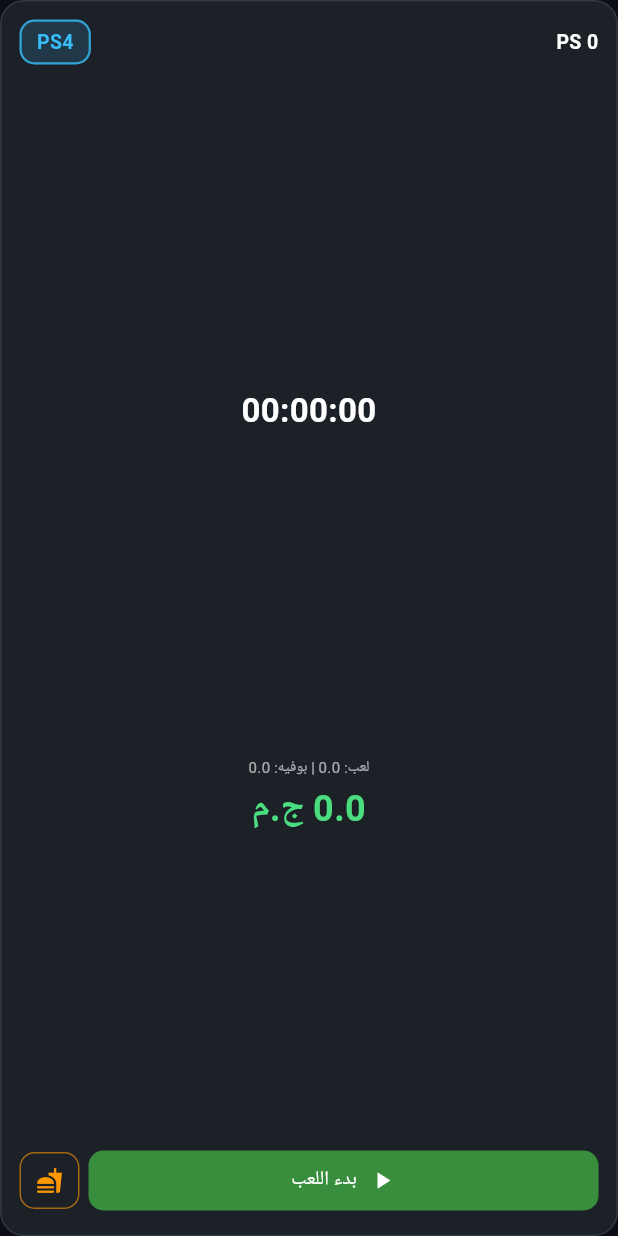
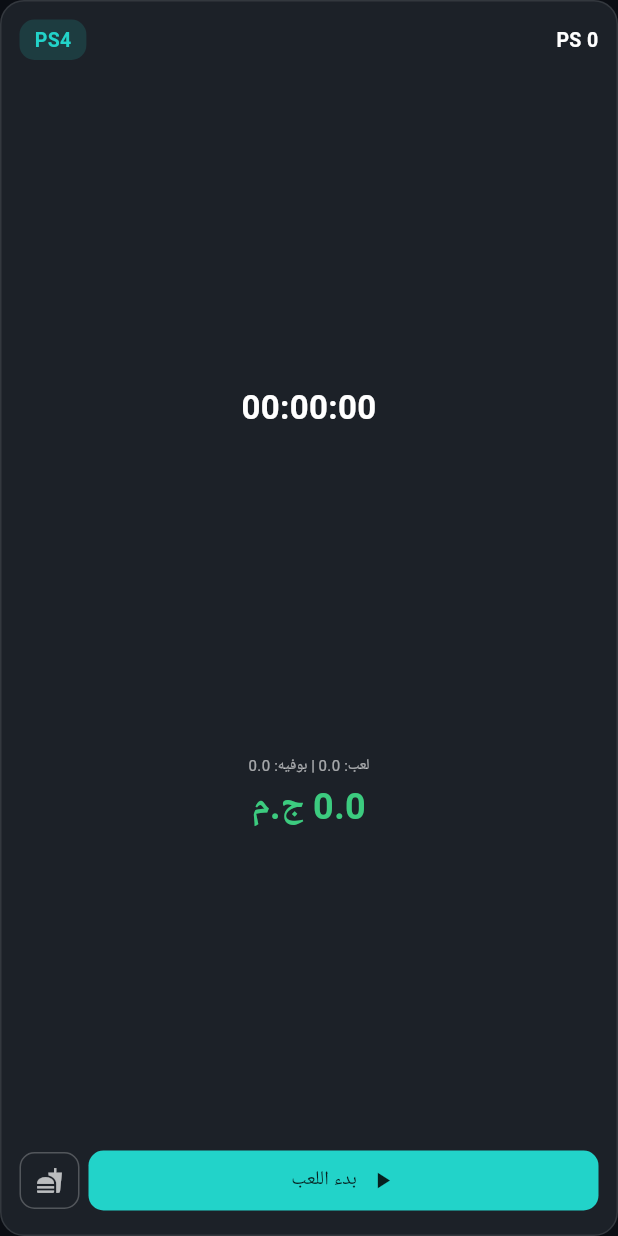
Before and after one commit to ibrahimshoshaaa/PsManagementMobileApp, a Flutter app: the DeviceCard widget shown alone on an empty page, opened directly with empty values, on a phone screen of 412 x 824 dp. Run offline on Flutter 3.47's test engine with Material 3 defaults, Android fonts, the phone set to English and light mode, and no system bars; our stand-ins replace flutter_bluetooth_serial, flutter_local_notifications, qr_flutter, shared_preferences; accounts and stored records are empty.

Commit message:
Update device_card.dart

```diff
--- a/lib/widgets/device_card.dart
+++ b/lib/widgets/device_card.dart
@@ -9,6 +9,17 @@ import '../screens/customers_screen.dart';
 import 'buffet_order_dialog.dart'; // ✅ إضافة الاستيراد
 import 'print_invoice_dialog.dart'; // ✅ لازم عشان دايلوج الطباعة يظهر عند الإنهاء من هنا
 
+// ─── ألوان التصميم الجديد (نظام موحد بدل الألوان المتفرقة) ──────────────────
+class DCColors {
+  static const accent = Color(0xFF22D3C9); // اللون الأساسي (بدل الأزرق/البنفسجي)
+  static const accentOn = Color(0xFF06201F); // نص فوق accent
+  static const success = Color(0xFF3CCB7F); // للفلوس بس
+  static const danger = Color(0xFFF1554C); // للإنهاء بس
+  static const warning = Color(0xFFF5A623); // للحالة "متوقف" بس
+  static const neutralIcon = Colors.white70; // أيقونات محايدة (بوفيه، إلخ)
+  static const neutralBorder = Colors.white24;
+}
+
 class DeviceCard extends StatelessWidget {
   final PSDevice device;
   final VoidCallback onTap;
@@ -27,9 +38,9 @@ class DeviceCard extends StatelessWidget {
 
     Color borderColor;
     if (device.isPaused) {
-      borderColor = Colors.amber;
+      borderColor = DCColors.warning;
     } else if (device.isActive) {
-      borderColor = const Color(0xFF38bdf8);
+      borderColor = DCColors.accent;
     } else {
       borderColor = Colors.white.withOpacity(0.1);
     }
@@ -47,8 +58,8 @@ class DeviceCard extends StatelessWidget {
               ? [
                   BoxShadow(
                       color: (device.isPaused
-                              ? Colors.amber
-                              : const Color(0xFF38bdf8))
+                              ? DCColors.warning
+                              : DCColors.accent)
                           .withOpacity(0.2),
                       blurRadius: 12,
                       spreadRadius: 1)
@@ -70,54 +81,39 @@ class DeviceCard extends StatelessWidget {
                         overflow: TextOverflow.ellipsis)),
                 // PS4/PS5 badge
                 if (device.isActive) ...[
-  Container(
-    padding: const EdgeInsets.symmetric(horizontal: 6, vertical: 3),
-    decoration: BoxDecoration(
-      color: device.mode == 'multi'
-          ? Colors.orange.withOpacity(0.2)
-          : const Color(0xFF4ade80).withOpacity(0.15),
-      borderRadius: BorderRadius.circular(8),
-      border: Border.all(
-        color: device.mode == 'multi'
-            ? Colors.orange
-            : const Color(0xFF4ade80),
-      ),
-    ),
-    child: Text(
-      device.mode == 'multi' ? '👥 مالتي' : '👤 عادي',
-      style: TextStyle(
-        fontSize: 10,
-        fontWeight: FontWeight.bold,
-        color: device.mode == 'multi'
-            ? Colors.orange
-            : const Color(0xFF4ade80),
-      ),
-    ),
-  ),
-  const SizedBox(width: 4),
-],
+                  Row(
+                    mainAxisSize: MainAxisSize.min,
+                    children: [
+                      Icon(
+                          device.mode == 'multi'
+                              ? Icons.groups_rounded
+                              : Icons.person_rounded,
+                          size: 12,
+                          color: Colors.white.withOpacity(0.5)),
+                      const SizedBox(width: 3),
+                      Text(
+                        device.mode == 'multi' ? 'مالتي' : 'عادي',
+                        style: TextStyle(
+                            fontSize: 10,
+                            color: Colors.white.withOpacity(0.5)),
+                      ),
+                    ],
+                  ),
+                  const SizedBox(width: 6),
+                ],
                 Container(
                   padding: const EdgeInsets.symmetric(
                       horizontal: 10, vertical: 4),
                   decoration: BoxDecoration(
-                    color: isPs5
-                        ? Colors.purple.withOpacity(0.2)
-                        : const Color(0xFF38bdf8).withOpacity(0.15),
+                    color: DCColors.accent.withOpacity(0.15),
                     borderRadius: BorderRadius.circular(10),
-                    border: Border.all(
-                        color: isPs5
-                            ? Colors.purple.withOpacity(0.8)
-                            : const Color(0xFF38bdf8).withOpacity(0.8),
-                        width: 1.5),
                   ),
                   child: Text(
                     isPs5 ? 'PS5' : 'PS4',
-                    style: TextStyle(
+                    style: const TextStyle(
                         fontSize: 13,
                         fontWeight: FontWeight.bold,
-                        color: isPs5
-                            ? Colors.purple
-                            : const Color(0xFF38bdf8)),
+                        color: DCColors.accent),
                   ),
                 ),
               ],
@@ -139,7 +135,7 @@ class DeviceCard extends StatelessWidget {
                     style: const TextStyle(
                         fontSize: 24,
                         fontWeight: FontWeight.bold,
-                        color: Color(0xFF4ade80))),
+                        color: DCColors.success)),
               ],
             ),
 
@@ -205,13 +201,13 @@ class _PulsingTimerState extends State<_PulsingTimer>
             fontSize: 22,
             fontWeight: FontWeight.bold,
             fontFeatures: const [FontFeature.tabularFigures()],
-            color: isPaused ? Colors.amber : Colors.white,
+            color: isPaused ? DCColors.warning : Colors.white,
             shadows: isActive
                 ? [
                     Shadow(
                         color: (isPaused
-                                ? Colors.amber
-                                : const Color(0xFF38bdf8))
+                                ? DCColors.warning
+                                : DCColors.accent)
                             .withOpacity(0.5),
                         blurRadius: 8)
                   ]
@@ -480,8 +476,8 @@ class _StartButton extends StatelessWidget {
             icon: const Icon(Icons.play_arrow, size: 18),
             label: const Text('بدء اللعب', style: TextStyle(fontSize: 13)),
             style: FilledButton.styleFrom(
-              backgroundColor: Colors.green.shade700,
-              foregroundColor: Colors.white,
+              backgroundColor: DCColors.accent,
+              foregroundColor: DCColors.accentOn,
               padding: const EdgeInsets.symmetric(vertical: 8),
               shape: RoundedRectangleBorder(
                   borderRadius: BorderRadius.circular(10)),
@@ -496,11 +492,12 @@ class _StartButton extends StatelessWidget {
             onPressed: () => _showOrderDialog(context),
             style: OutlinedButton.styleFrom(
               padding: EdgeInsets.zero,
-              side: BorderSide(color: Colors.orange.withOpacity(0.6)),
+              side: const BorderSide(color: DCColors.neutralBorder),
               shape: RoundedRectangleBorder(
                   borderRadius: BorderRadius.circular(10)),
             ),
-            child: const Icon(Icons.fastfood, color: Colors.orange, size: 18),
+            child: const Icon(Icons.fastfood,
+                color: DCColors.neutralIcon, size: 18),
           ),
         ),
       ],
@@ -521,9 +518,7 @@ class _StartButton extends StatelessWidget {
       title: device.displayName,
       getCurrentOrders: () => Map<String, int>.from(device.orders),
       onOrderChanged: (item, diff) => state.addOrder(device, item, diff),
-      accentColor: device.deviceType == 'ps5'
-          ? Colors.purple
-          : const Color(0xFF38bdf8),
+      accentColor: DCColors.accent,
     );
   }
 }
@@ -548,8 +543,8 @@ class _MixedButtons extends StatelessWidget {
             icon: const Icon(Icons.play_arrow, size: 16),
             label: const Text('بدء', style: TextStyle(fontSize: 12)),
             style: FilledButton.styleFrom(
-              backgroundColor: Colors.green.shade700,
-              foregroundColor: Colors.white,
+              backgroundColor: DCColors.accent,
+              foregroundColor: DCColors.accentOn,
               padding: const EdgeInsets.symmetric(vertical: 8),
               shape: RoundedRectangleBorder(
                   borderRadius: BorderRadius.circular(10)),
@@ -568,17 +563,16 @@ class _MixedButtons extends StatelessWidget {
               getCurrentOrders: () => Map<String, int>.from(device.orders),
               onOrderChanged: (item, diff) =>
                   state.addOrder(device, item, diff),
-              accentColor: device.deviceType == 'ps5'
-                  ? Colors.purple
-                  : const Color(0xFF38bdf8),
+              accentColor: DCColors.accent,
             ),
             style: OutlinedButton.styleFrom(
               padding: EdgeInsets.zero,
-              side: BorderSide(color: Colors.orange.withOpacity(0.6)),
+              side: const BorderSide(color: DCColors.neutralBorder),
               shape: RoundedRectangleBorder(
                   borderRadius: BorderRadius.circular(10)),
             ),
-            child: const Icon(Icons.fastfood, color: Colors.orange, size: 16),
+            child: const Icon(Icons.fastfood,
+                color: DCColors.neutralIcon, size: 16),
           ),
         ),
         const SizedBox(width: 4),
@@ -589,7 +583,7 @@ class _MixedButtons extends StatelessWidget {
           child: FilledButton(
             onPressed: () => _showStopDialog(context, state),
             style: FilledButton.styleFrom(
-              backgroundColor: Colors.red.shade700,
+              backgroundColor: DCColors.danger,
               padding: EdgeInsets.zero,
               shape: RoundedRectangleBorder(
                   borderRadius: BorderRadius.circular(10)),
@@ -612,7 +606,7 @@ class _MixedButtons extends StatelessWidget {
         backgroundColor: const Color(0xFF1c2128),
         shape: RoundedRectangleBorder(borderRadius: BorderRadius.circular(20)),
         title: Text('إنهاء ${device.displayName}',
-            style: const TextStyle(color: Color(0xFF38bdf8))),
+            style: const TextStyle(color: DCColors.accent)),
         content: Column(mainAxisSize: MainAxisSize.min, children: [
           if (device.orders.isNotEmpty) ...[
             const Align(
@@ -641,7 +635,7 @@ class _MixedButtons extends StatelessWidget {
                 style: TextStyle(fontWeight: FontWeight.bold)),
             Text('${buffetPrice.toStringAsFixed(1)} ج',
                 style: const TextStyle(
-                    color: Color(0xFF4ade80),
+                    color: DCColors.success,
                     fontWeight: FontWeight.bold,
                     fontSize: 18)),
           ]),
@@ -661,7 +655,7 @@ class _MixedButtons extends StatelessWidget {
                     record: record, shopName: shopName ?? '');
               }
             },
-            style: FilledButton.styleFrom(backgroundColor: Colors.red.shade700),
+            style: FilledButton.styleFrom(backgroundColor: DCColors.danger),
             child: const Text('تأكيد الإنهاء'),
           ),
           if (hasWhatsapp)
@@ -717,9 +711,7 @@ class _ActiveButtons extends StatelessWidget {
       title: device.displayName,
       getCurrentOrders: () => Map<String, int>.from(device.orders),
       onOrderChanged: (item, diff) => state.addOrder(device, item, diff),
-      accentColor: device.deviceType == 'ps5'
-          ? Colors.purple
-          : const Color(0xFF38bdf8),
+      accentColor: DCColors.accent,
     );
   }
 
@@ -737,15 +729,16 @@ class _ActiveButtons extends StatelessWidget {
                     ? Icons.play_circle_fill
                     : Icons.pause_circle_filled,
                 color: device.isPaused
-                    ? Colors.amber
-                    : const Color(0xFF38bdf8),
+                    ? DCColors.warning
+                    : DCColors.accent,
                 size: 30),
             onPressed: () => state.togglePause(device),
           ),
         ),
         // ✅ زرار البوفيه السريع
         IconButton(
-          icon: const Icon(Icons.fastfood, color: Colors.orange, size: 26),
+          icon: const Icon(Icons.fastfood,
+              color: DCColors.neutralIcon, size: 26),
           onPressed: () => _showOrderDialog(context),
         ),
         Expanded(
@@ -755,7 +748,7 @@ class _ActiveButtons extends StatelessWidget {
             label: const Text('إنهاء',
                 style: TextStyle(fontSize: 13)),
             style: FilledButton.styleFrom(
-              backgroundColor: Colors.red.shade700,
+              backgroundColor: DCColors.danger,
               foregroundColor: Colors.white,
               padding: const EdgeInsets.symmetric(vertical: 8),
               shape: RoundedRectangleBorder(
@@ -781,7 +774,7 @@ class _ActiveButtons extends StatelessWidget {
         shape: RoundedRectangleBorder(
             borderRadius: BorderRadius.circular(20)),
         title: Text('إنهاء ${device.displayName}',
-            style: const TextStyle(color: Color(0xFF38bdf8))),
+            style: const TextStyle(color: DCColors.accent)),
         content: Column(
           mainAxisSize: MainAxisSize.min,
           children: [
@@ -845,7 +838,7 @@ class _ActiveButtons extends StatelessWidget {
               }
             },
             style: FilledButton.styleFrom(
-                backgroundColor: Colors.red.shade700),
+                backgroundColor: DCColors.danger),
             child: const Text('تأكيد الإنهاء'),
           ),
           if (hasWhatsapp)
@@ -922,7 +915,7 @@ class _InfoRow extends StatelessWidget {
                       ? FontWeight.bold
                       : FontWeight.normal,
                   color: highlight
-                      ? const Color(0xFF4ade80)
+                      ? DCColors.success
                       : (small
                           ? Colors.white54
                           : Colors.white))),
```
